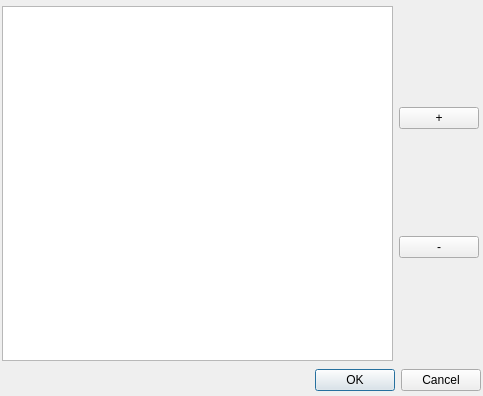
ChenZebin9/python_pdm_2, file ui3/CreatePickBillDialog.ui: the form before one commit.
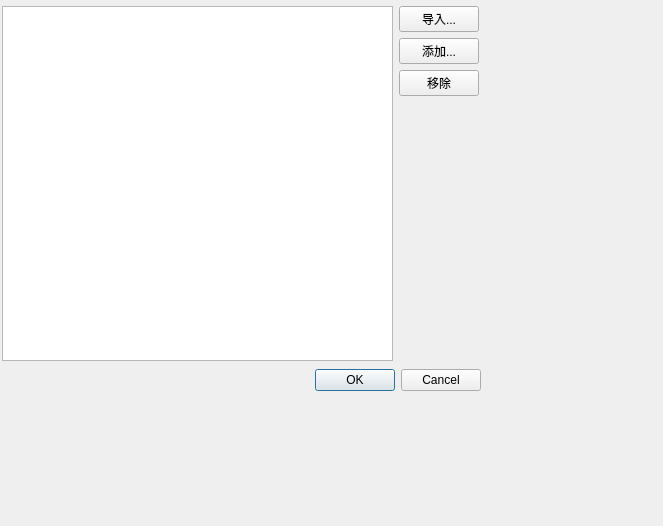
The form after the commit.

Patch:
```diff
--- a/ui3/CreatePickBillDialog.ui
+++ b/ui3/CreatePickBillDialog.ui
@@ -6,8 +6,8 @@
    <rect>
     <x>0</x>
     <y>0</y>
-    <width>483</width>
-    <height>396</height>
+    <width>663</width>
+    <height>526</height>
    </rect>
   </property>
   <property name="windowTitle">
@@ -82,7 +82,14 @@
            <enum>Qt::LeftToRight</enum>
           </property>
           <property name="text">
-           <string>+</string>
+           <string>导入...</string>
+          </property>
+         </widget>
+        </item>
+        <item>
+         <widget class="QPushButton" name="freeAddButton">
+          <property name="text">
+           <string>添加...</string>
           </property>
          </widget>
         </item>
@@ -95,10 +102,23 @@
            </size>
           </property>
           <property name="text">
-           <string>-</string>
+           <string>移除</string>
           </property>
          </widget>
         </item>
+        <item>
+         <spacer name="verticalSpacer">
+          <property name="orientation">
+           <enum>Qt::Vertical</enum>
+          </property>
+          <property name="sizeHint" stdset="0">
+           <size>
+            <width>20</width>
+            <height>40</height>
+           </size>
+          </property>
+         </spacer>
+        </item>
        </layout>
       </item>
      </layout>
```
